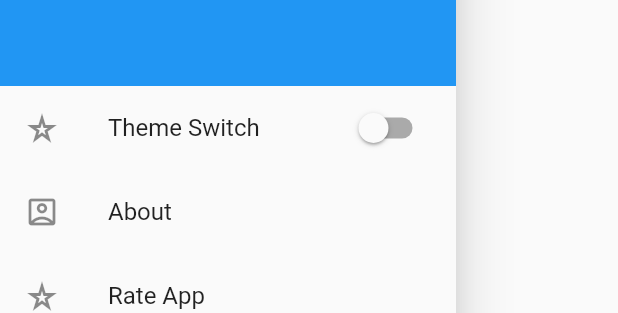
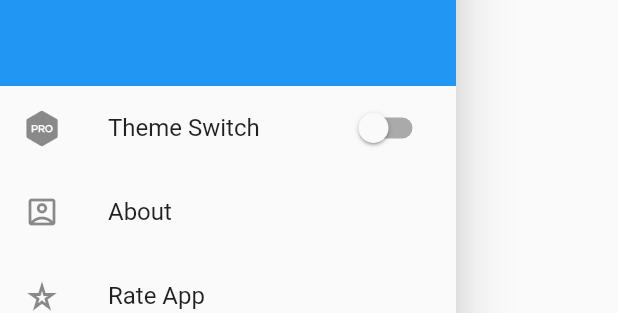
Before and after one commit to Aashu-Jha/secure_af, a Flutter app: the AppDrawer widget shown alone on an empty page, opened directly, on a phone screen of 412 x 824 dp. Shown: the part 298-611 px from the top of the screen. Run offline on Flutter 3.47's test engine with Material 2 defaults, Android fonts, the phone set to English and light mode, and no system bars; our stand-ins replace font_awesome_flutter, shared_preferences, sqflite; accounts and stored records are empty.

Commit message:
refactor: random

```diff
--- a/lib/widgets/app_drawer.dart
+++ b/lib/widgets/app_drawer.dart
@@ -48,7 +48,7 @@ class _AppDrawerState extends State<AppDrawer> {
             child: Column(
               children: <ListTile>[
                 ListTile(
-              leading: Icon(Icons.star_rate_outlined),
+                    leading: Icon(FontAwesomeIcons.themeco),
                     title: Text('Theme Switch'),
                     trailing: Switch(
                       value: themeChange.darkTheme,
@@ -57,8 +57,7 @@ class _AppDrawerState extends State<AppDrawer> {
                           themeChange.darkTheme = value;
                         });
                       },
-              )
-          ),
+                    )),
                 ListTile(
                   onTap: () {
                     Scaffold.of(context).openEndDrawer();
@@ -76,7 +75,8 @@ class _AppDrawerState extends State<AppDrawer> {
                 ),
                 ListTile(
                   onTap: () {
-              cons.launchURL('https://github.com/aashu-jha/secure_af', context);
+                    cons.launchURL(
+                        'https://github.com/aashu-jha/secure_af', context);
                   },
                   leading: Icon(FontAwesomeIcons.github),
                   title: Text('Contribute'),
@@ -87,8 +87,5 @@ class _AppDrawerState extends State<AppDrawer> {
         ],
       ),
     );
-
-
-
   }
 }
```
Also changed, not shown: lib/screens/add_password.dart (+11 -0 lines). Lines whose indentation alone changed are shown as unchanged.
